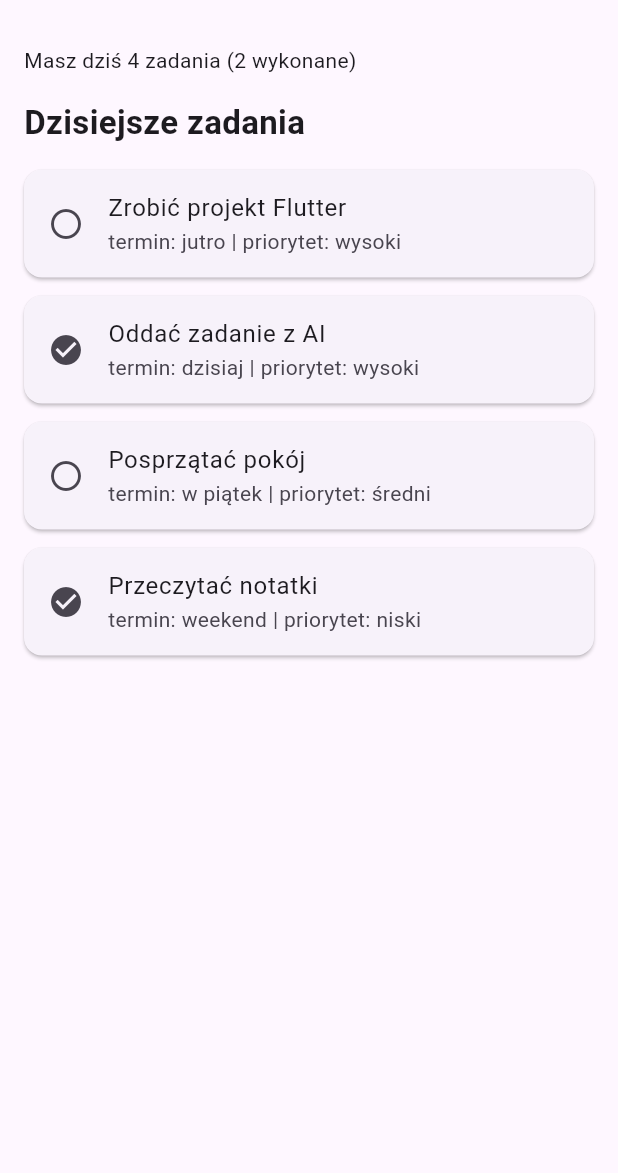
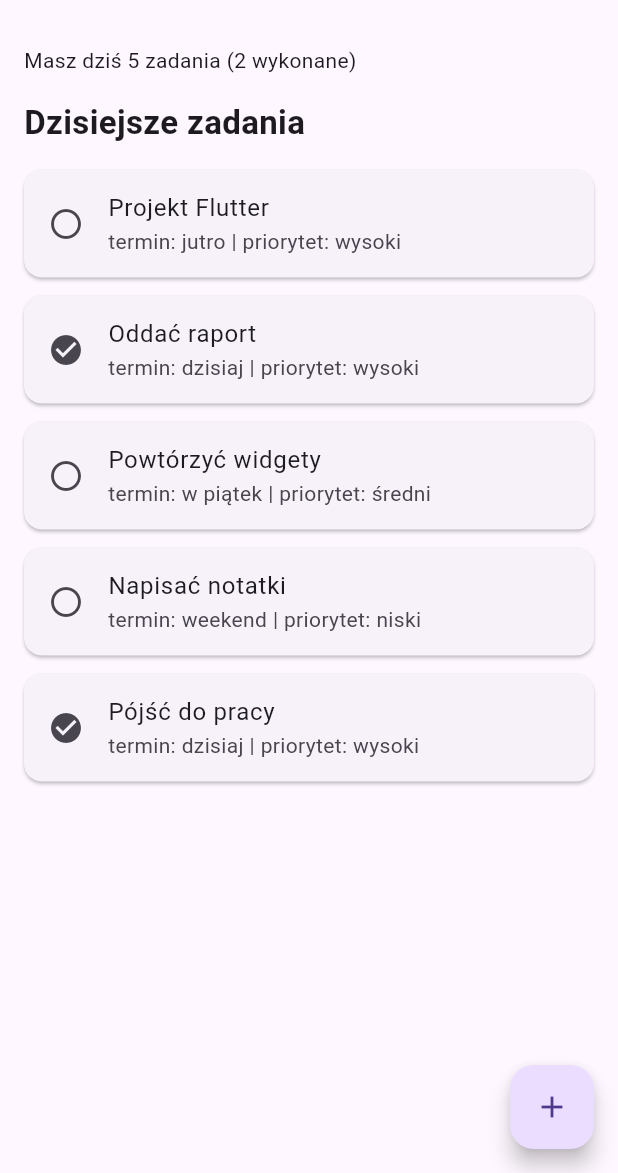
Before and after one commit to sofiasydii/krakflow_flutter, a Flutter app: the screen it shows after launch, on a phone screen of 412 x 824 dp, the part 63-1236 px from its top. Run offline on Flutter 3.47's test engine with Material 3 defaults, Android fonts, the phone set to English and light mode, and no system bars.

Commit message:
lab 5 - krakflow navigation and add task screen

```diff
--- a/lib/main.dart
+++ b/lib/main.dart
@@ -1,4 +1,5 @@
 import 'package:flutter/material.dart';
+import 'task_repository.dart';
 
 void main() {
   runApp(const MyApp());
@@ -7,35 +8,29 @@ void main() {
 class MyApp extends StatelessWidget {
   const MyApp({super.key});
 
-  final List<Task> tasks = const [
-    Task(
-        title: "Zrobić projekt Flutter",
-        deadline: "jutro",
-        done: false,
-        priority: "wysoki"),
-    Task(
-        title: "Oddać zadanie z AI",
-        deadline: "dzisiaj",
-        done: true,
-        priority: "wysoki"),
-    Task(
-        title: "Posprzątać pokój",
-        deadline: "w piątek",
-        done: false,
-        priority: "średni"),
-    Task(
-        title: "Przeczytać notatki",
-        deadline: "weekend",
-        done: true,
-        priority: "niski"),
-  ];
+  @override
+  Widget build(BuildContext context) {
+    return const MaterialApp(
+      home: MyMainHomeScreen(),
+    );
+  }
+}
+
+class MyMainHomeScreen extends StatefulWidget {
+  const MyMainHomeScreen({super.key});
+
+  @override
+  State<MyMainHomeScreen> createState() => _MyMainHomeScreenState();
+}
+
+class _MyMainHomeScreenState extends State<MyMainHomeScreen> {
+
 
   @override
   Widget build(BuildContext context) {
-    int doneCount = tasks.where((task) => task.done).length;
+    int doneCount = TaskRepository.tasks.where((task) => task.done).length;
 
-    return MaterialApp(
-      home: Scaffold(
+    return Scaffold(
       appBar: AppBar(
         title: const Text("KrakFlow"),
       ),
@@ -44,7 +39,7 @@ class MyApp extends StatelessWidget {
         child: Column(
           crossAxisAlignment: CrossAxisAlignment.start,
           children: [
-              Text("Masz dziś ${tasks.length} zadania ($doneCount wykonane)"),
+            Text("Masz dziś ${TaskRepository.tasks.length} zadania ($doneCount wykonane)"),
             const SizedBox(height: 16),
             const Text(
               "Dzisiejsze zadania",
@@ -56,7 +51,7 @@ class MyApp extends StatelessWidget {
             const SizedBox(height: 16),
             Expanded(
               child: ListView(
-                  children: tasks
+                children: TaskRepository.tasks
                     .map((task) => TaskCard(task: task))
                     .toList(),
               ),
@@ -64,24 +59,28 @@ class MyApp extends StatelessWidget {
           ],
         ),
       ),
+      floatingActionButton: FloatingActionButton(
+        onPressed:() async {
+          final Task? newTask = await Navigator.push(
+            context,
+            MaterialPageRoute(
+              builder: (context) => const AddTaskScreen(),
+            ),
+          );
+
+          if (newTask != null) {
+            setState(() {
+              TaskRepository.tasks.add(newTask);
+            });
+          }
+        },
+        child: const Icon(Icons.add),
       ),
     );
   }
 }
 
-class Task {
-  final String title;
-  final String deadline;
-  final bool done;
-  final String priority;
 
-  const Task({
-    required this.title,
-    required this.deadline,
-    required this.done,
-    required this.priority,
-  });
-}
 
 class TaskCard extends StatelessWidget {
   final Task task;
@@ -106,3 +105,69 @@ class TaskCard extends StatelessWidget {
     );
   }
 }
+
+
+class AddTaskScreen extends StatelessWidget {
+  AddTaskScreen({super.key});
+
+  final TextEditingController titleController = TextEditingController();
+  final TextEditingController deadlineController = TextEditingController();
+  final TextEditingController priorityController = TextEditingController();
+
+  @override
+  Widget build(BuildContext context) {
+    return Scaffold(
+      appBar: AppBar(
+        title: const Text("Nowe zadanie"),
+      ),
+      body: Padding(
+        padding: const EdgeInsets.all(16),
+        child: Column(
+          crossAxisAlignment: CrossAxisAlignment.start,
+          children: [
+            TextField(
+              controller: titleController,
+              decoration: const InputDecoration(
+                labelText: "Tytuł zadania",
+                border: OutlineInputBorder(),
+              ),
+            ),
+            const SizedBox(height: 16),
+
+            TextField(
+              controller: deadlineController,
+              decoration: const InputDecoration(
+                labelText: "Termin",
+                border: OutlineInputBorder(),
+              ),
+            ),
+            const SizedBox(height: 16),
+
+            TextField(
+              controller: priorityController,
+              decoration: const InputDecoration(
+                labelText: "Priorytet (wysoki/średni/niski)",
+                border: OutlineInputBorder(),
+              ),
+            ),
+            const SizedBox(height: 16),
+
+            ElevatedButton(
+              onPressed: () {
+                final newTask = Task(
+                  title: titleController.text,
+                  deadline: deadlineController.text,
+                  done: false,
+                  priority: priorityController.text,
+                );
+
+                Navigator.pop(context, newTask);
+              },
+              child: const Text("Zapisz"),
+            ),
+          ],
+        ),
+      ),
+    );
+  }
+}
--- /dev/null
+++ b/lib/task_repository.dart
@@ -0,0 +1,23 @@
+class Task {
+  final String title;
+  final String deadline;
+  final bool done;
+  final String priority;
+
+  const Task({
+    required this.title,
+    required this.deadline,
+    required this.done,
+    required this.priority,
+  });
+}
+
+class TaskRepository {
+  static List<Task> tasks = [
+    Task(title: "Projekt Flutter", deadline: "jutro", done: false, priority: "wysoki"),
+    Task(title: "Oddać raport", deadline: "dzisiaj", done: true, priority: "wysoki"),
+    Task(title: "Powtórzyć widgety", deadline: "w piątek", done: false, priority: "średni"),
+    Task(title: "Napisać notatki", deadline: "weekend", done: false, priority: "niski"),
+    Task(title: "Pójść do pracy", deadline: "dzisiaj", done: true, priority: "wysoki"),
+  ];
+}
```
Lines whose indentation alone changed are shown as unchanged.
